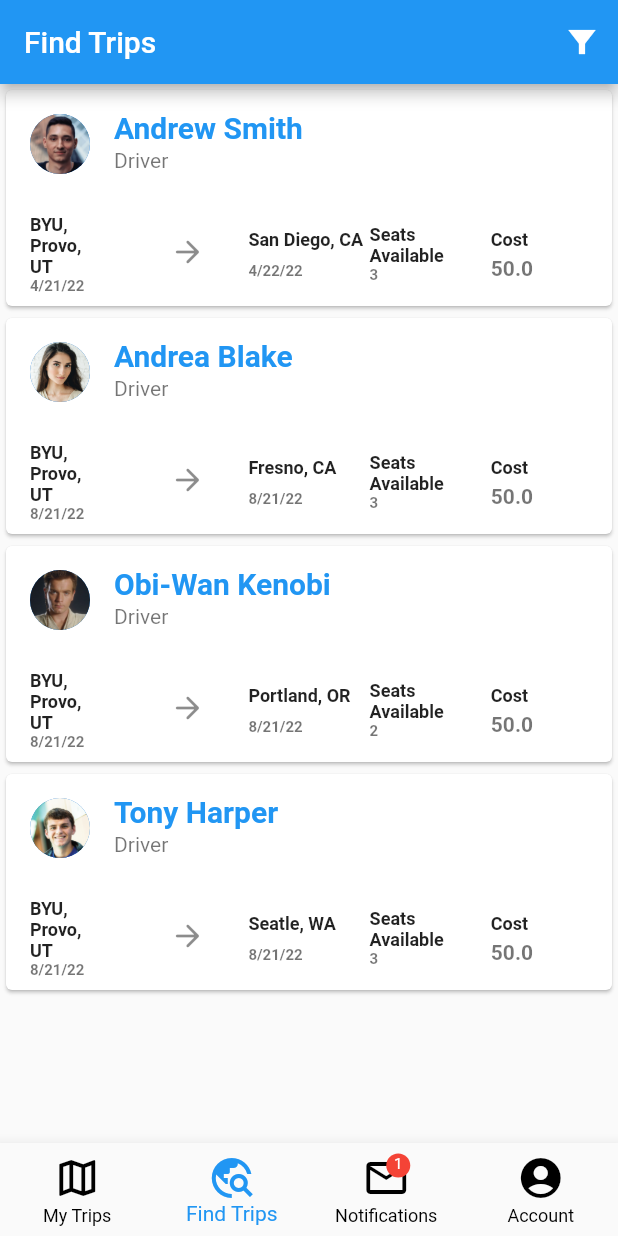
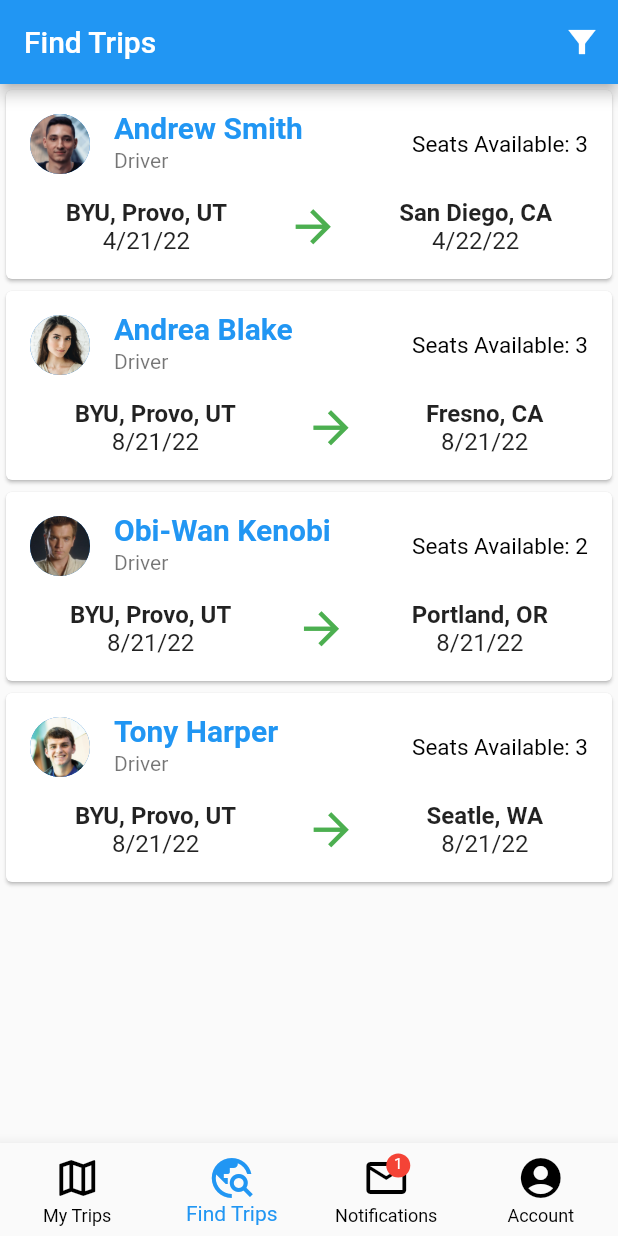
Before and after one commit to rcaina/Passenger, a Flutter app: the screen it shows after launch, item 2 of the bottom bar chosen, on a phone screen of 412 x 824 dp. Run offline on Flutter 3.47's test engine with Material 2 defaults, Android fonts, the phone set to English and light mode, and no system bars; our stand-ins replace date_time_picker, google_maps_flutter, settings_ui; missing offline and left inert: flutter_polyline_points.

Commit message:
Update trip card styling

```diff
--- a/lib/view/findTrips.dart
+++ b/lib/view/findTrips.dart
@@ -82,96 +82,139 @@ class _FindTripsState extends State<FindTrips> {
                       ),
                     ),
                     subtitle: Text('Driver'),
-                ),
+                    trailing: Text(
+                        "Seats Available: " + trip["availableSeats"].toString(),
+                        style: TextStyle(color: Colors.black, fontSize: 15))),
               ),
             ]),
             Row(
               mainAxisAlignment: MainAxisAlignment.spaceEvenly,
               children: [
-                Expanded(
-                  child: ListTile(
-                    title: Text(
-                      '${trip["startLocation"]}',
-                      style: TextStyle(
-                        fontSize: 12.0,
-                        fontWeight: FontWeight.w600,
+                Column(
+                  children: [
+                    Text(
+                      trip["startLocation"],
+                      style:
+                          TextStyle(fontSize: 16, fontWeight: FontWeight.w600),
                     ),
-                    ),
-                    subtitle: Text(
-                      '${trip["departureDateTime"]}',
-                      style: TextStyle(
-                        fontSize: 10.0,
-                        fontWeight: FontWeight.w600,
-                      ),
-                    ),
-                  ),
-                ),
-                Expanded(
-                  child: ListTile(
-                    title: Icon(Icons.arrow_forward_rounded),
-                    contentPadding: EdgeInsets.all(-15),
-                  ),
-                ),
-                Expanded(
-                  child: ListTile(
-                    title: Text(
-                      '${trip["destination"]}',
-                      style: TextStyle(
-                        fontSize: 12.0,
-                        fontWeight: FontWeight.w600,
-                      ),
-                    ),
-                    subtitle: Text(
-                      ('${trip["arrivalDateTime"]}' == "null")
-                          ? ""
-                          : '${trip["arrivalDateTime"]}',
-                      style: TextStyle(
-                        fontSize: 10.0,
-                        fontWeight: FontWeight.w600,
-                      ),
-                    ),
-                    contentPadding: EdgeInsets.all(0),
-                  ),
-                ),
-                Expanded(
-                  child: ListTile(
-                    title: Text(
-                      'Seats Available',
-                      style: TextStyle(
-                        fontSize: 12.0,
-                        fontWeight: FontWeight.w600,
-                      ),
-                    ),
-                    subtitle: Text(
-                      '${trip["availableSeats"]}',
-                      style: TextStyle(
-                        fontSize: 10.0,
-                        fontWeight: FontWeight.w600,
-                      ),
-                    ),
-                    contentPadding: EdgeInsets.all(0),
-                  ),
-                ),
-                Expanded(
-                  child: ListTile(
-                    title: Text(
-                      'Cost',
-                      style: TextStyle(
-                        fontSize: 12.0,
-                        fontWeight: FontWeight.w600,
-                      ),
-                    ),
-                    subtitle: Text(
-                      '${trip["passengerCost"]}',
-                      style: TextStyle(
-                        fontWeight: FontWeight.w600,
-                      ),
-                    ),
-                    contentPadding: EdgeInsets.all(0),
-                  ),
+                    Text(
+                      trip["departureDateTime"],
+                      style: TextStyle(fontSize: 16),
                     ),
                   ],
                 ),
+                Column(
+                  children: [
+                    Icon(
+                      Icons.arrow_forward,
+                      color: Colors.green,
+                      size: 35,
+                    )
+                  ],
+                ),
+                Column(
+                  children: [
+                    Text(
+                      trip["destination"],
+                      style:
+                          TextStyle(fontSize: 16, fontWeight: FontWeight.w600),
+                    ),
+                    Text(
+                      trip["arrivalDateTime"],
+                      style: TextStyle(fontSize: 16),
+                    ),
+                  ],
+                )
+              ],
+            ),
+            Text(""),
+            // Row(
+            //   mainAxisAlignment: MainAxisAlignment.spaceEvenly,
+            //   children: [
+            //     Expanded(
+            //       child: ListTile(
+            //         title: Text(
+            //           '${trip["startLocation"]}',
+            //           style: TextStyle(
+            //             fontSize: 12.0,
+            //             fontWeight: FontWeight.w600,
+            //           ),
+            //         ),
+            //         subtitle: Text(
+            //           '${trip["departureDateTime"]}',
+            //           style: TextStyle(
+            //             fontSize: 10.0,
+            //             fontWeight: FontWeight.w600,
+            //           ),
+            //         ),
+            //       ),
+            //     ),
+            //     Expanded(
+            //       child: ListTile(
+            //         title: Icon(Icons.arrow_forward_rounded),
+            //         contentPadding: EdgeInsets.all(-15),
+            //       ),
+            //     ),
+            //     Expanded(
+            //       child: ListTile(
+            //         title: Text(
+            //           '${trip["destination"]}',
+            //           style: TextStyle(
+            //             fontSize: 12.0,
+            //             fontWeight: FontWeight.w600,
+            //           ),
+            //         ),
+            //         subtitle: Text(
+            //           ('${trip["arrivalDateTime"]}' == "null")
+            //               ? ""
+            //               : '${trip["arrivalDateTime"]}',
+            //           style: TextStyle(
+            //             fontSize: 10.0,
+            //             fontWeight: FontWeight.w600,
+            //           ),
+            //         ),
+            //         contentPadding: EdgeInsets.all(0),
+            //       ),
+            //     ),
+            //     Expanded(
+            //       child: ListTile(
+            //         title: Text(
+            //           'Seats Available',
+            //           style: TextStyle(
+            //             fontSize: 12.0,
+            //             fontWeight: FontWeight.w600,
+            //           ),
+            //         ),
+            //         subtitle: Text(
+            //           '${trip["availableSeats"]}',
+            //           style: TextStyle(
+            //             fontSize: 10.0,
+            //             fontWeight: FontWeight.w600,
+            //           ),
+            //         ),
+            //         contentPadding: EdgeInsets.all(0),
+            //       ),
+            //     ),
+            //     Expanded(
+            //       child: ListTile(
+            //         title: Text(
+            //           'Cost',
+            //           style: TextStyle(
+            //             fontSize: 12.0,
+            //             fontWeight: FontWeight.w600,
+            //           ),
+            //         ),
+            //         subtitle: Text(
+            //           '${trip["passengerCost"]}',
+            //           style: TextStyle(
+            //             fontWeight: FontWeight.w600,
+            //           ),
+            //         ),
+            //         contentPadding: EdgeInsets.all(0),
+            //       ),
+            //     ),
+            //   ],
+            // ),
           ],
         ),
       ),
--- a/lib/view/navigation.dart
+++ b/lib/view/navigation.dart
@@ -85,7 +85,6 @@ class _NavigationState extends State<Navigation> {
                     ],
                   )
                 : Icon(Icons.mail_outline),
-            activeIcon: Icon(Icons.mail_outline),
             label: 'Notifications',
           ),
           BottomNavigationBarItem(
--- a/lib/view/notifications.dart
+++ b/lib/view/notifications.dart
@@ -74,8 +74,7 @@ class _NotificationsState extends State<Notifications> {
                     children: <TextSpan>[
                       TextSpan(
                           text: notification["userName"],
-                              style:
-                                  const TextStyle(fontWeight: FontWeight.bold)),
+                          style: const TextStyle(fontWeight: FontWeight.bold)),
                       TextSpan(text: notification["message"]),
                     ],
                   ),
@@ -107,6 +106,9 @@ class _NotificationsState extends State<Notifications> {
                   ],
                 )
               ],
+            ),
+            Row(
+              children: [Text("")],
             ),
           ],
         )));
```
Also changed, not shown: lib/view/myTrips.dart (+126 -81 lines), lib/view/tripDetails.dart (+6 -5 lines). Lines whose indentation alone changed are shown as unchanged.
